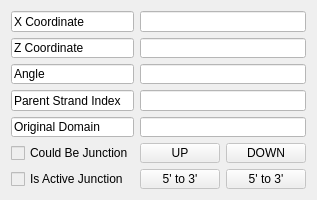
Old version of the form constructor/panels/side_view/informers/NEMid.ui in the repository NATuG3/NATuG3.
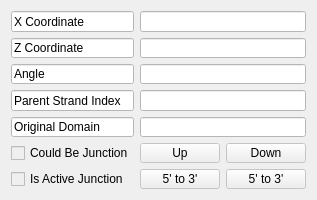
New version of the form.

The edit to the form file:
```diff
--- a/constructor/panels/side_view/informers/NEMid.ui
+++ b/constructor/panels/side_view/informers/NEMid.ui
@@ -250,7 +250,7 @@
 }</string>
        </property>
        <property name="text">
-        <string>UP</string>
+        <string>Up</string>
        </property>
        <property name="checkable">
         <bool>true</bool>
@@ -268,7 +268,7 @@
 }</string>
        </property>
        <property name="text">
-        <string>DOWN</string>
+        <string>Down</string>
        </property>
        <property name="checkable">
         <bool>true</bool>
```
Left out of the diff: 3 changed lines with no effect on the pictures.
